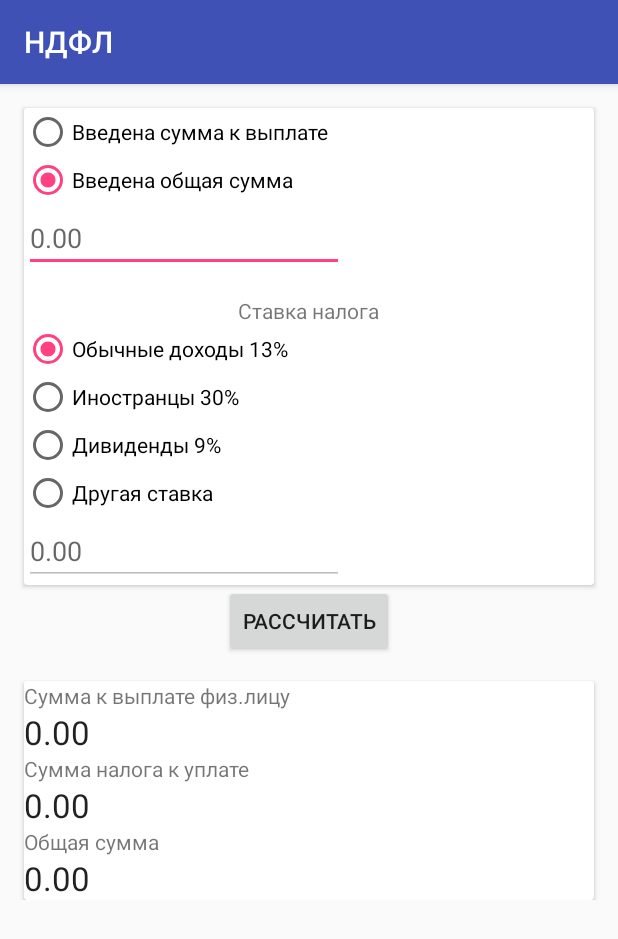
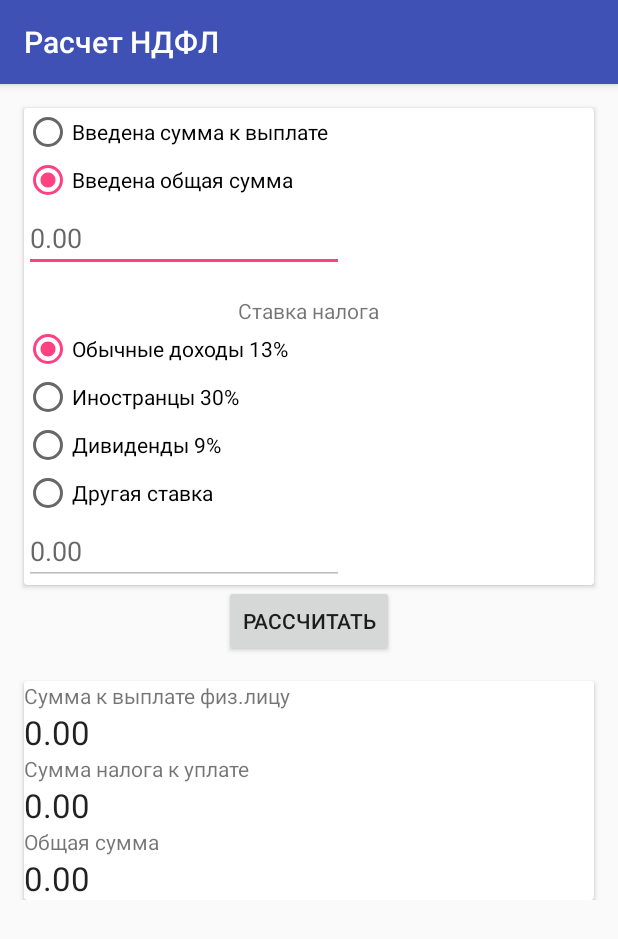
Before and after one commit to BinarySimple17/ND, an Android app: the screen it shows after launch (Main), on a phone screen of 412 x 824 dp. Shown: the top 939 px of the screen. Run offline under Robolectric (Android 15) with nearby library versions, the phone set to English and light mode, and no system bars; our stand-ins replace AdMob.

Commit message:
06042016 1

```diff
--- a/app/src/main/res/values/strings.xml
+++ b/app/src/main/res/values/strings.xml
@@ -1,6 +1,7 @@
 <resources>
-    <string name="app_name">НДФЛ</string>
-    <string name="banner_ad_unit_id">ca-app-pub-3940256099942544/6300978111</string>
+    <string name="app_name">Расчет НДФЛ</string>
+    <!--<string name="banner_ad_unit_id">ca-app-pub-3940256099942544/6300978111</string>-->
+    <string name="banner_ad_unit_id">ca-app-pub-9077835132655402/9081666775</string>
 
     <string name="summ_net">Введена сумма к выплате</string>
     <string name="summ_gross">Введена общая сумма</string>
```
Also changed, not shown: 3 other files.
